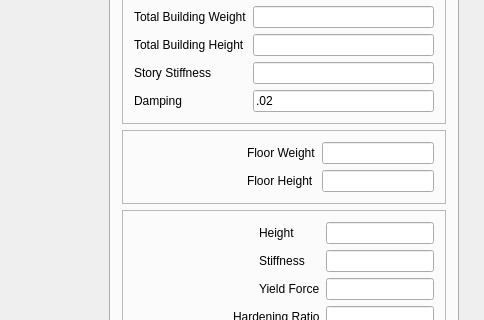
Old version of the form MainWindow.ui in the repository NHERI-SimCenter/MDOF; both pictures show x 223 to 707 and y 138 to 458 of the 707 by 651 pixel window.
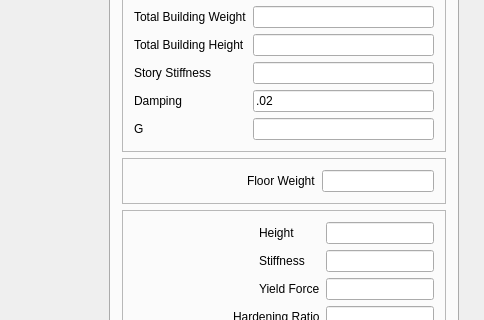
New version of the form. The open tabs and pages were chosen to show the change. Custom widgets are drawn as their Qt base class.

Commit message: fmk - adding grav constant & removing floor height

```diff
--- a/MainWindow.ui
+++ b/MainWindow.ui
@@ -154,6 +154,23 @@
             </property>
            </widget>
           </item>
+          <item row="6" column="1">
+           <widget class="QLineEdit" name="inGravity">
+            <property name="enabled">
+             <bool>true</bool>
+            </property>
+            <property name="focusPolicy">
+             <enum>Qt::StrongFocus</enum>
+            </property>
+           </widget>
+          </item>
+          <item row="6" column="0">
+           <widget class="QLabel" name="label_8">
+            <property name="text">
+             <string>G</string>
+            </property>
+           </widget>
+          </item>
          </layout>
         </widget>
        </item>
@@ -192,36 +209,6 @@
           <item row="0" column="2">
            <widget class="QLineEdit" name="inFloorWeight"/>
           </item>
-          <item row="1" column="0">
-           <spacer name="horizontalSpacer_2">
-            <property name="orientation">
-             <enum>Qt::Horizontal</enum>
-            </property>
-            <property name="sizeHint" stdset="0">
-             <size>
-              <width>52</width>
-              <height>20</height>
-             </size>
-            </property>
-           </spacer>
-          </item>
-          <item row="1" column="1">
-           <widget class="QLabel" name="label_8">
-            <property name="text">
-             <string>Floor Height</string>
-            </property>
-           </widget>
-          </item>
-          <item row="1" column="2">
-           <widget class="QLineEdit" name="inFloorHeight">
-            <property name="enabled">
-             <bool>true</bool>
-            </property>
-            <property name="focusPolicy">
-             <enum>Qt::StrongFocus</enum>
-            </property>
-           </widget>
-          </item>
          </layout>
         </widget>
        </item>
```
Left out of the diff: 2 changed lines with no effect on the pictures. The commit also changes 2 other files.
